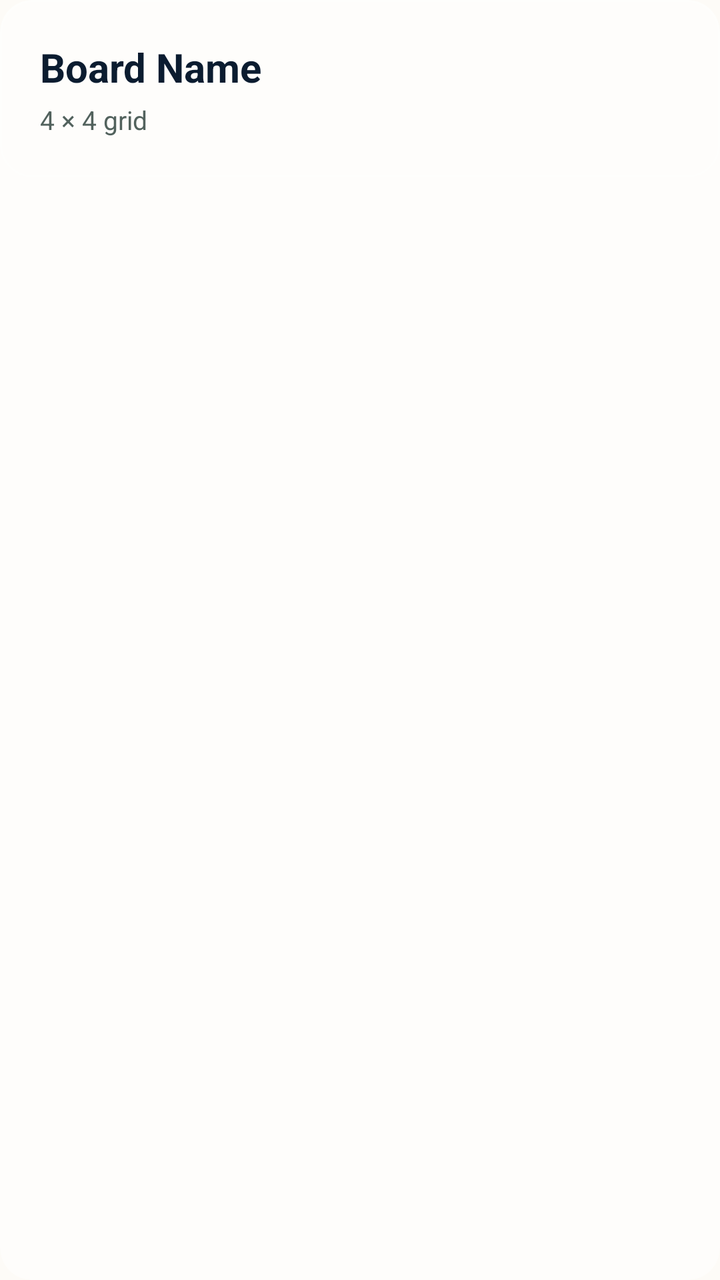
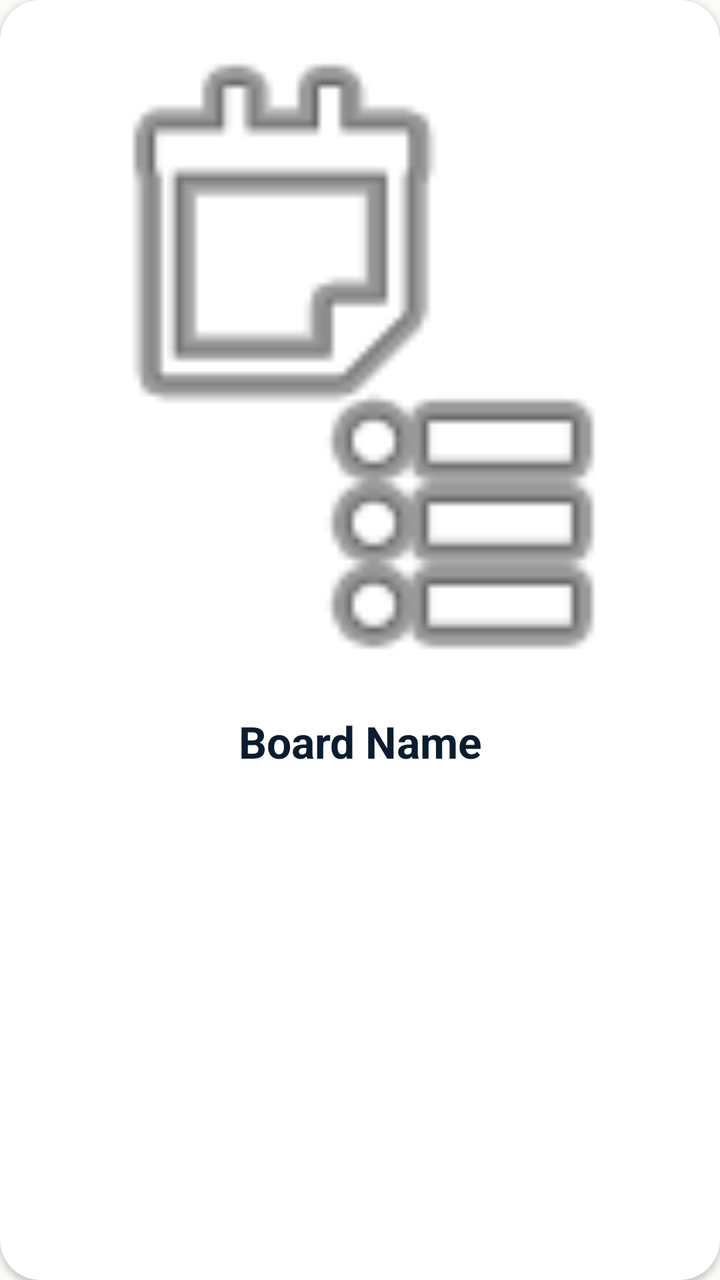

Before-and-after screenshots of an Android layout around one commit, followed by the original layout XML and the change that was made.
<!-- AndroidManifest.xml: application theme Theme.VoiceBridge -->
<!-- res/layout/item_board.xml -->
<?xml version="1.0" encoding="utf-8"?>
<androidx.cardview.widget.CardView xmlns:android="http://schemas.android.com/apk/res/android"
    xmlns:app="http://schemas.android.com/apk/res-auto"
    android:layout_width="match_parent"
    android:layout_height="wrap_content"
    android:layout_marginHorizontal="12dp"
    android:layout_marginVertical="6dp"
    app:cardCornerRadius="16dp"
    app:cardElevation="0dp"
    app:cardBackgroundColor="#66FFFFFF">

    <LinearLayout
        android:layout_width="match_parent"
        android:layout_height="wrap_content"
        android:background="@drawable/glass_border"
        android:orientation="vertical"
        android:padding="20dp">

        <TextView
            android:id="@+id/tv_board_name"
            android:layout_width="wrap_content"
            android:layout_height="wrap_content"
            android:text="Board Name"
            android:textSize="20sp"
            android:textStyle="bold"
            android:textColor="#0B1C30"/>

        <TextView
            android:id="@+id/tv_board_size"
            android:layout_width="wrap_content"
            android:layout_height="wrap_content"
            android:text="4 × 4 grid"
            android:textSize="13sp"
            android:textColor="#52625D"
            android:layout_marginTop="4dp"/>

    </LinearLayout>
</androidx.cardview.widget.CardView>
<!-- resources referenced by this layout -->
<resources>
  <!-- drawable glass_border (drawable) -->
  <?xml version="1.0" encoding="utf-8"?>
  <shape xmlns:android="http://schemas.android.com/apk/res/android"
      android:shape="rectangle">
      <stroke android:width="1dp" android:color="#33FFFFFF" />
      <corners android:radius="16dp" />
  </shape>
  <style name="Theme.VoiceBridge" parent="Theme.MaterialComponents.DayNight.NoActionBar">
          <item name="colorPrimary">@color/colorPrimary</item>
          <item name="colorPrimaryDark">@color/colorPrimaryDark</item>
          <item name="colorAccent">@color/colorAccent</item>
          <item name="android:windowBackground">@color/background_pastel</item>
          <item name="android:statusBarColor" tools:targetApi="21">@color/colorPrimaryDark</item>
      </style>
  <color name="colorPrimary">#BDE0FE</color>
  <color name="colorPrimaryDark">#A2D2FF</color>
  <color name="colorAccent">#FFC8DD</color>
  <color name="background_pastel">#FDFBF7</color>
</resources>

<!-- the commit's change to res/layout/item_board.xml (unified diff, before → after) -->
@@ -3,36 +3,54 @@
     xmlns:app="http://schemas.android.com/apk/res-auto"
     android:layout_width="match_parent"
     android:layout_height="wrap_content"
-    android:layout_marginHorizontal="12dp"
-    android:layout_marginVertical="6dp"
-    app:cardCornerRadius="16dp"
-    app:cardElevation="0dp"
-    app:cardBackgroundColor="#66FFFFFF">
+    android:layout_margin="10dp"
+    app:cardCornerRadius="20dp"
+    app:cardElevation="2dp"
+    app:cardBackgroundColor="#FFFFFFFF">
 
-    <LinearLayout
+    
+    <androidx.constraintlayout.widget.ConstraintLayout
         android:layout_width="match_parent"
         android:layout_height="wrap_content"
         android:background="@drawable/glass_border"
-        android:orientation="vertical"
-        android:padding="20dp">
+        android:padding="16dp">
+
+        <ImageView
+            android:id="@+id/image_view_folder"
+            android:layout_width="0dp"
+            android:layout_height="0dp"
+            app:layout_constraintDimensionRatio="1:1"
+            android:contentDescription="Folder Icon"
+            android:src="@android:drawable/ic_menu_agenda"
+            app:layout_constraintTop_toTopOf="parent"
+            app:layout_constraintStart_toStartOf="parent"
+            app:layout_constraintEnd_toEndOf="parent"
+            app:layout_constraintBottom_toTopOf="@id/tv_board_name" />
 
         <TextView
             android:id="@+id/tv_board_name"
-            android:layout_width="wrap_content"
+            android:layout_width="0dp"
             android:layout_height="wrap_content"
+            android:layout_marginTop="12dp"
+            android:textSize="22sp"
+            android:textStyle="bold"
+            android:textColor="#0B1C30"
             android:text="Board Name"
-            android:textSize="20sp"
-            android:textStyle="bold"
-            android:textColor="#0B1C30"/>
-
+            android:gravity="center"
+            android:maxLines="2"
+            android:ellipsize="end"
+            app:layout_constraintTop_toBottomOf="@id/image_view_folder"
+            app:layout_constraintStart_toStartOf="parent"
+            app:layout_constraintEnd_toEndOf="parent"
+            app:layout_constraintBottom_toBottomOf="parent" />
+            
         <TextView
             android:id="@+id/tv_board_size"
             android:layout_width="wrap_content"
             android:layout_height="wrap_content"
-            android:text="4 × 4 grid"
-            android:textSize="13sp"
-            android:textColor="#52625D"
-            android:layout_marginTop="4dp"/>
+            android:visibility="gone"
+            app:layout_constraintTop_toBottomOf="@id/tv_board_name"
+            app:layout_constraintStart_toStartOf="parent" />
+    </androidx.constraintlayout.widget.ConstraintLayout>
 
-    </LinearLayout>
 </androidx.cardview.widget.CardView>
